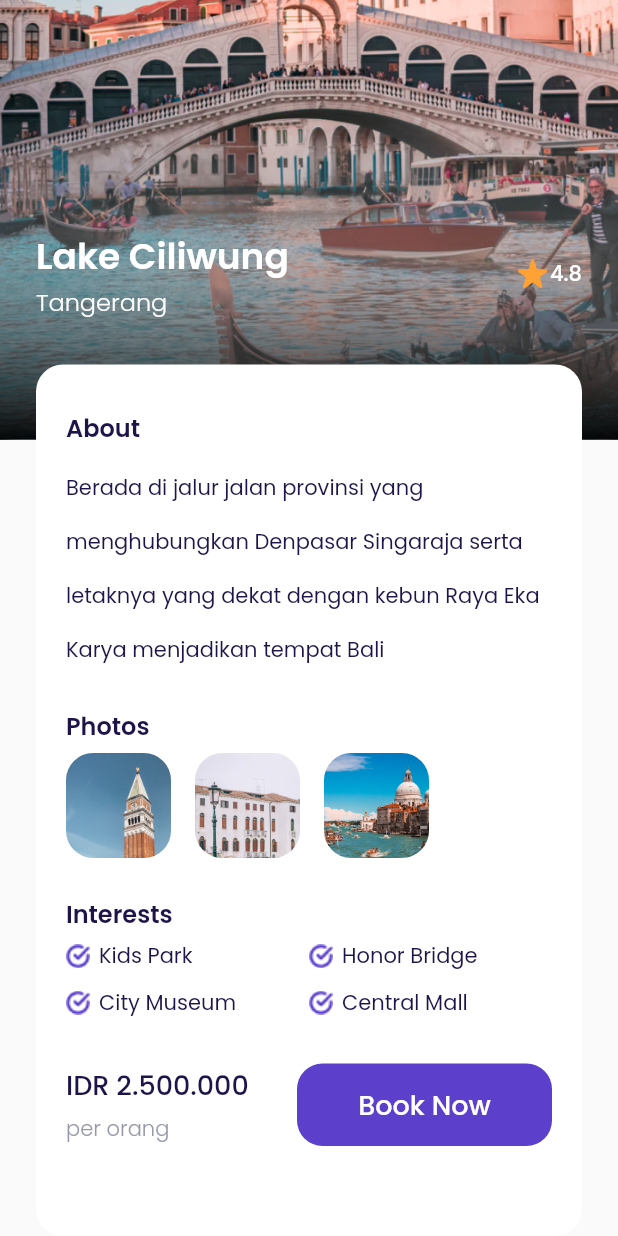
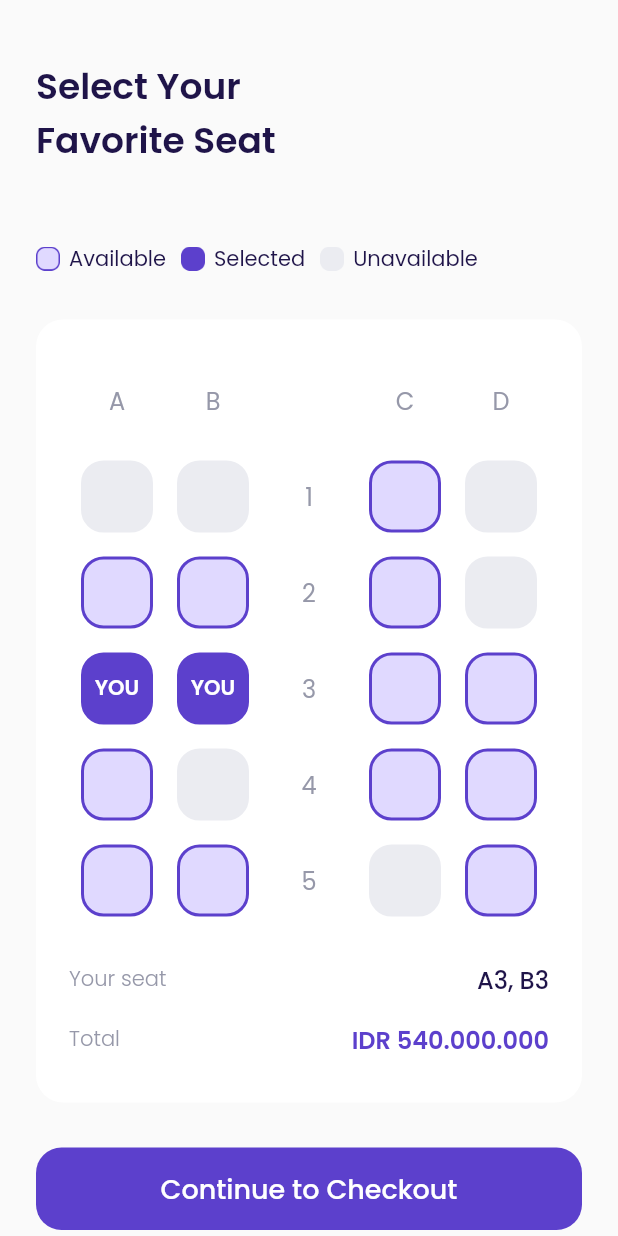
Before and after one commit to Nurhiman20/travel-flight-booking-app, a Flutter app: the DetailPage screen opened directly, scrolled down 157 dp, after a tap on "Book Now", on a phone screen of 412 x 824 dp. Run offline on Flutter 3.47's test engine with Material 2 defaults, Android fonts, the phone set to English and light mode, and no system bars; our stand-ins replace google_fonts.

Commit message:
:spakles: feat(Choose seat): Slicing page

```diff
--- a/lib/shared/theme.dart
+++ b/lib/shared/theme.dart
@@ -13,6 +13,8 @@ Color kRedColor = const Color(0xffEB70A5);
 Color kBackgroundColor = const Color(0xffFAFAFA);
 Color kInactiveColor = const Color(0xffDBD7EC);
 Color kTransparentColor = Colors.transparent;
+Color kAvailableColor = const Color(0xffE0D9FF);
+Color kUnvailableColor = const Color(0xffEBECF1);
 
 TextStyle primaryTextStyle = GoogleFonts.poppins(color: kPrimaryColor);
 TextStyle blackTextStyle = GoogleFonts.poppins(color: kBlackColor);
--- /dev/null
+++ b/lib/ui/pages/choose_seat_page.dart
@@ -0,0 +1,334 @@
+import 'package:airplane/shared/theme.dart';
+import 'package:airplane/ui/widgets/custom_button.dart';
+import 'package:airplane/ui/widgets/seat_item.dart';
+import 'package:flutter/material.dart';
+
+class ChooseSeatPage extends StatelessWidget {
+  const ChooseSeatPage({super.key});
+
+  @override
+  Widget build(BuildContext context) {
+    Widget title() {
+      return Container(
+        margin: const EdgeInsets.only(top: 40),
+        child: Text(
+          'Select Your\nFavorite Seat',
+          style: blackTextStyle.copyWith(fontSize: 24, fontWeight: semiBold),
+        ),
+      );
+    }
+
+    Widget seatStatus() {
+      return Container(
+        padding: const EdgeInsets.only(top: 50),
+        child: Row(
+          children: [
+            Container(
+              width: 16,
+              height: 16,
+              margin: const EdgeInsets.only(right: 6),
+              decoration: const BoxDecoration(
+                  image: DecorationImage(
+                      image: AssetImage('assets/icon_available.png'))),
+            ),
+            Text(
+              'Available',
+              style: blackTextStyle,
+            ),
+            Container(
+              width: 16,
+              height: 16,
+              margin: const EdgeInsets.only(left: 10, right: 6),
+              decoration: const BoxDecoration(
+                  image: DecorationImage(
+                      image: AssetImage('assets/icon_selected.png'))),
+            ),
+            Text(
+              'Selected',
+              style: blackTextStyle,
+            ),
+            Container(
+              width: 16,
+              height: 16,
+              margin: const EdgeInsets.only(left: 10, right: 6),
+              decoration: const BoxDecoration(
+                  image: DecorationImage(
+                      image: AssetImage('assets/icon_unavailable.png'))),
+            ),
+            Text(
+              'Unavailable',
+              style: blackTextStyle,
+            )
+          ],
+        ),
+      );
+    }
+
+    Widget selectSeat() {
+      return Container(
+        width: double.infinity,
+        margin: const EdgeInsets.only(top: 30),
+        padding: const EdgeInsets.symmetric(horizontal: 22, vertical: 30),
+        decoration: BoxDecoration(
+            borderRadius: BorderRadius.circular(18), color: kWhiteColor),
+        child: Column(children: [
+          // NOTE: SEAT INDICATORS
+          Row(
+            mainAxisAlignment: MainAxisAlignment.spaceAround,
+            children: [
+              SizedBox(
+                  width: 48,
+                  height: 48,
+                  child: Center(
+                    child: Text(
+                      'A',
+                      style: greyTextStyle.copyWith(fontSize: 16),
+                    ),
+                  )),
+              SizedBox(
+                  width: 48,
+                  height: 48,
+                  child: Center(
+                    child: Text(
+                      'B',
+                      style: greyTextStyle.copyWith(fontSize: 16),
+                    ),
+                  )),
+              SizedBox(
+                  width: 48,
+                  height: 48,
+                  child: Center(
+                    child: Text(
+                      '',
+                      style: greyTextStyle.copyWith(fontSize: 16),
+                    ),
+                  )),
+              SizedBox(
+                  width: 48,
+                  height: 48,
+                  child: Center(
+                    child: Text(
+                      'C',
+                      style: greyTextStyle.copyWith(fontSize: 16),
+                    ),
+                  )),
+              SizedBox(
+                  width: 48,
+                  height: 48,
+                  child: Center(
+                    child: Text(
+                      'D',
+                      style: greyTextStyle.copyWith(fontSize: 16),
+                    ),
+                  ))
+            ],
+          ),
+          // NOTE: SEAT 1
+          Container(
+            margin: const EdgeInsets.only(top: 16),
+            child: Row(
+              mainAxisAlignment: MainAxisAlignment.spaceAround,
+              children: [
+                const SeatItem(
+                  status: 2,
+                ),
+                const SeatItem(
+                  status: 2,
+                ),
+                SizedBox(
+                  width: 48,
+                  height: 48,
+                  child: Center(
+                      child: Text(
+                    '1',
+                    style: greyTextStyle.copyWith(fontSize: 16),
+                  )),
+                ),
+                const SeatItem(
+                  status: 0,
+                ),
+                const SeatItem(
+                  status: 2,
+                )
+              ],
+            ),
+          ),
+          // NOTE: SEAT 2
+          Container(
+            margin: const EdgeInsets.only(top: 16),
+            child: Row(
+              mainAxisAlignment: MainAxisAlignment.spaceAround,
+              children: [
+                const SeatItem(
+                  status: 0,
+                ),
+                const SeatItem(
+                  status: 0,
+                ),
+                SizedBox(
+                  width: 48,
+                  height: 48,
+                  child: Center(
+                      child: Text(
+                    '2',
+                    style: greyTextStyle.copyWith(fontSize: 16),
+                  )),
+                ),
+                const SeatItem(
+                  status: 0,
+                ),
+                const SeatItem(
+                  status: 2,
+                )
+              ],
+            ),
+          ),
+          // NOTE: SEAT 3
+          Container(
+            margin: const EdgeInsets.only(top: 16),
+            child: Row(
+              mainAxisAlignment: MainAxisAlignment.spaceAround,
+              children: [
+                const SeatItem(
+                  status: 1,
+                ),
+                const SeatItem(
+                  status: 1,
+                ),
+                SizedBox(
+                  width: 48,
+                  height: 48,
+                  child: Center(
+                      child: Text(
+                    '3',
+                    style: greyTextStyle.copyWith(fontSize: 16),
+                  )),
+                ),
+                const SeatItem(
+                  status: 0,
+                ),
+                const SeatItem(
+                  status: 0,
+                )
+              ],
+            ),
+          ),
+          // NOTE: SEAT 4
+          Container(
+            margin: const EdgeInsets.only(top: 16),
+            child: Row(
+              mainAxisAlignment: MainAxisAlignment.spaceAround,
+              children: [
+                const SeatItem(
+                  status: 0,
+                ),
+                const SeatItem(
+                  status: 2,
+                ),
+                SizedBox(
+                  width: 48,
+                  height: 48,
+                  child: Center(
+                      child: Text(
+                    '4',
+                    style: greyTextStyle.copyWith(fontSize: 16),
+                  )),
+                ),
+                const SeatItem(
+                  status: 0,
+                ),
+                const SeatItem(
+                  status: 0,
+                )
+              ],
+            ),
+          ),
+          // NOTE: SEAT 5
+          Container(
+            margin: const EdgeInsets.only(top: 16),
+            child: Row(
+              mainAxisAlignment: MainAxisAlignment.spaceAround,
+              children: [
+                const SeatItem(
+                  status: 0,
+                ),
+                const SeatItem(
+                  status: 0,
+                ),
+                SizedBox(
+                  width: 48,
+                  height: 48,
+                  child: Center(
+                      child: Text(
+                    '5',
+                    style: greyTextStyle.copyWith(fontSize: 16),
+                  )),
+                ),
+                const SeatItem(
+                  status: 2,
+                ),
+                const SeatItem(
+                  status: 0,
+                )
+              ],
+            ),
+          ),
+
+          // NOTE: YOUR SEAT
+          Container(
+            margin: const EdgeInsets.only(top: 30),
+            child: Row(
+              mainAxisAlignment: MainAxisAlignment.spaceBetween,
+              children: [
+                Text(
+                  'Your seat',
+                  style: greyTextStyle.copyWith(fontWeight: light),
+                ),
+                Text(
+                  'A3, B3',
+                  style:
+                      blackTextStyle.copyWith(fontWeight: medium, fontSize: 16),
+                )
+              ],
+            ),
+          ),
+
+          // NOTE: TOTAL
+          Container(
+            margin: const EdgeInsets.only(top: 16),
+            child: Row(
+              mainAxisAlignment: MainAxisAlignment.spaceBetween,
+              children: [
+                Text(
+                  'Total',
+                  style: greyTextStyle.copyWith(fontWeight: light),
+                ),
+                Text(
+                  'IDR 540.000.000',
+                  style: blackTextStyle.copyWith(
+                      fontWeight: semiBold, fontSize: 16, color: kPrimaryColor),
+                )
+              ],
+            ),
+          )
+        ]),
+      );
+    }
+
+    Widget checkoutButton() {
+      return CustomButton(
+        title: 'Continue to Checkout',
+        onPressed: () {},
+        margin: const EdgeInsets.only(top: 30, bottom: 46),
+      );
+    }
+
+    return Scaffold(
+      backgroundColor: kBackgroundColor,
+      body: ListView(
+        padding: const EdgeInsets.symmetric(horizontal: 24),
+        children: [title(), seatStatus(), selectSeat(), checkoutButton()],
+      ),
+    );
+  }
+}
--- a/lib/ui/pages/detail_page.dart
+++ b/lib/ui/pages/detail_page.dart
@@ -1,4 +1,5 @@
 import 'package:airplane/shared/theme.dart';
+import 'package:airplane/ui/pages/choose_seat_page.dart';
 import 'package:airplane/ui/widgets/custom_button.dart';
 import 'package:airplane/ui/widgets/interest_item.dart';
 import 'package:airplane/ui/widgets/photo_item.dart';
@@ -201,7 +202,15 @@ class DetailPage extends StatelessWidget {
                         ),
                         // NOTE: BOOK BUTTON
                         CustomButton(
-                            title: 'Book Now', width: 170, onPressed: () {})
+                            title: 'Book Now',
+                            width: 170,
+                            onPressed: () {
+                              Navigator.push(
+                                  context,
+                                  MaterialPageRoute(
+                                      builder: (context) =>
+                                          const ChooseSeatPage()));
+                            })
                       ],
                     ),
                   )
--- /dev/null
+++ b/lib/ui/widgets/seat_item.dart
@@ -0,0 +1,66 @@
+import 'package:airplane/shared/theme.dart';
+import 'package:flutter/material.dart';
+
+class SeatItem extends StatelessWidget {
+  // NOTE: 0. Available, 1. Selected, 2. Unvailable
+  final int status;
+
+  const SeatItem({Key? key, required this.status}) : super(key: key);
+
+  @override
+  Widget build(BuildContext context) {
+    backgroundColor() {
+      switch (status) {
+        case 0:
+          return kAvailableColor;
+        case 1:
+          return kPrimaryColor;
+        case 2:
+          return kUnvailableColor;
+        default:
+          return kUnvailableColor;
+      }
+    }
+
+    borderColor() {
+      switch (status) {
+        case 0:
+          return kPrimaryColor;
+        case 1:
+          return kPrimaryColor;
+        case 2:
+          return kUnvailableColor;
+        default:
+          return kUnvailableColor;
+      }
+    }
+
+    child() {
+      switch (status) {
+        case 0:
+          return const SizedBox();
+        case 1:
+          return Center(
+            child: Text(
+              'YOU',
+              style: whiteTextStyle.copyWith(fontWeight: semiBold),
+            ),
+          );
+        case 2:
+          return const SizedBox();
+        default:
+          return const SizedBox();
+      }
+    }
+
+    return Container(
+      width: 48,
+      height: 48,
+      decoration: BoxDecoration(
+          color: backgroundColor(),
+          borderRadius: BorderRadius.circular(15),
+          border: Border.all(color: borderColor(), width: 2)),
+      child: child(),
+    );
+  }
+}
```
Also changed, not shown: pubspec.lock, 10 other files.
